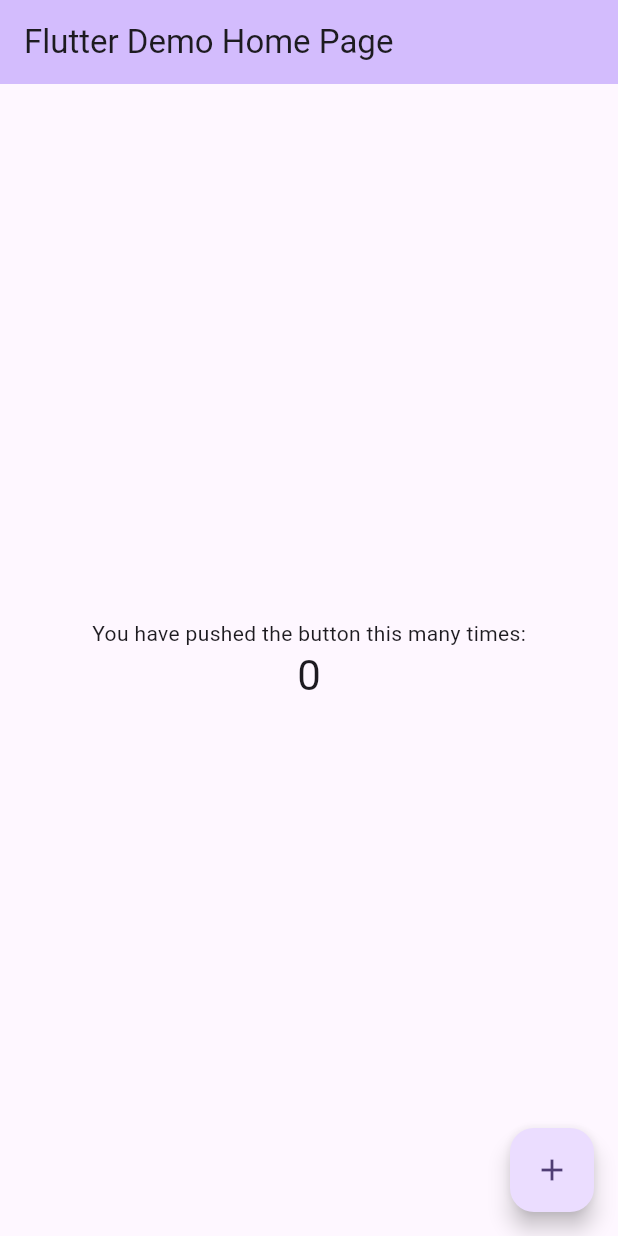
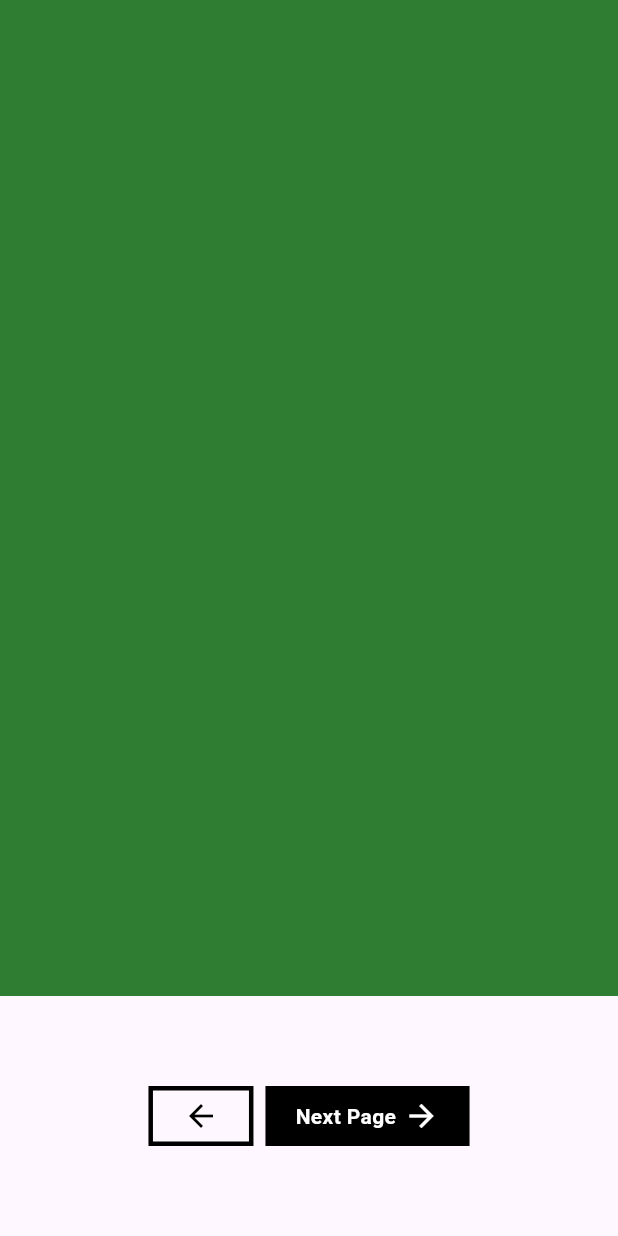
Before and after one commit to KhaledBahjat/flutterlogic, a Flutter app: the screen it shows after launch, on a phone screen of 412 x 824 dp. Run offline on Flutter 3.47's test engine with Material 3 defaults, Android fonts, the phone set to English and light mode, and no system bars.

Commit message:
setup root

```diff
--- a/flutter_logic/analysis_options.yaml
+++ b/flutter_logic/analysis_options.yaml
@@ -1,29 +1,6 @@
-# This file configures the analyzer, which statically analyzes Dart code to
-# check for errors, warnings, and lints.
-#
-# The issues identified by the analyzer are surfaced in the UI of Dart-enabled
-# IDEs (https://dart.dev/tools#ides-and-editors). The analyzer can also be
-# invoked from the command line by running `flutter analyze`.
-
-# The following line activates a set of recommended lints for Flutter apps,
-# packages, and plugins designed to encourage good coding practices.
 include: package:flutter_lints/flutter.yaml
 formatter:
   trailing_commas: preserve
 linter:
-  # The lint rules applied to this project can be customized in the
-  # section below to disable rules from the `package:flutter_lints/flutter.yaml`
-  # included above or to enable additional rules. A list of all available lints
-  # and their documentation is published at https://dart.dev/lints.
-  #
-  # Instead of disabling a lint rule for the entire project in the
-  # section below, it can also be suppressed for a single line of code
-  # or a specific dart file by using the `// ignore: name_of_lint` and
-  # `// ignore_for_file: name_of_lint` syntax on the line or in the file
-  # producing the lint.
   rules:
-    # avoid_print: false  # Uncomment to disable the `avoid_print` rule
-    # prefer_single_quotes: true  # Uncomment to enable the `prefer_single_quotes` rule
-
-# Additional information about this file can be found at
-# https://dart.dev/guides/language/analysis-options
+    prefer_const_constructors: true
--- a/flutter_logic/lib/main.dart
+++ b/flutter_logic/lib/main.dart
@@ -1,4 +1,5 @@
 import 'package:flutter/material.dart';
+import 'package:flutter_logic/root.dart';
 
 void main() {
   runApp(const MyApp());
@@ -9,63 +10,10 @@ class MyApp extends StatelessWidget {
   @override
   Widget build(BuildContext context) {
     return MaterialApp(
+      debugShowCheckedModeBanner: false,
       title: 'Flutter Demo',
-      theme: ThemeData(
-        colorScheme: ColorScheme.fromSeed(seedColor: Colors.deepPurple),
-      ),
-      home: const MyHomePage(title: 'Flutter Demo Home Page'),
+      theme: ThemeData(),
+      home: const Root(),
     );
   }
 }
-
-class MyHomePage extends StatefulWidget {
-  const MyHomePage({super.key, required this.title});
-
-
-  final String title;
-
-  @override
-  State<MyHomePage> createState() => _MyHomePageState();
-}
-
-class _MyHomePageState extends State<MyHomePage> {
-  int _counter = 0;
-
-  void _incrementCounter() {
-    setState(() {
-
-      _counter++;
-    });
-  }
-
-  @override
-  Widget build(BuildContext context) {
-
-    return Scaffold(
-      appBar: AppBar(
-
-        backgroundColor: Theme.of(context).colorScheme.inversePrimary,
-
-        title: Text(widget.title),
-      ),
-      body: Center(
-        child: Column(
-
-          mainAxisAlignment: MainAxisAlignment.center,
-          children: <Widget>[
-            const Text('You have pushed the button this many times:'),
-            Text(
-              '$_counter',
-              style: Theme.of(context).textTheme.headlineMedium,
-            ),
-          ],
-        ),
-      ),
-      floatingActionButton: FloatingActionButton(
-        onPressed: _incrementCounter,
-        tooltip: 'Increment',
-        child: const Icon(Icons.add),
-      ), // This trailing comma makes auto-formatting nicer for build methods.
-    );
-  }
-}
--- /dev/null
+++ b/flutter_logic/lib/root.dart
@@ -0,0 +1,114 @@
+import 'package:flutter/material.dart';
+import 'package:flutter_logic/screens/singele_selection.dart';
+import 'package:flutter_logic/screens/toggel_selection.dart';
+
+class Root extends StatefulWidget {
+  const Root({super.key});
+
+  @override
+  State<Root> createState() => _RootState();
+}
+
+class _RootState extends State<Root> {
+  final PageController controller = PageController();
+  int selectedIndex = 0;
+  final List<Widget> screens = [
+    const SingelSelcetion(),
+    const ToggelSelection(),
+  ];
+
+  @override
+  Widget build(BuildContext context) {
+    return Scaffold(
+      body: PageView(
+        controller: controller,
+        children: screens,
+        onPageChanged: (val) {
+          setState(() {
+            selectedIndex = val;
+          });
+        },
+      ),
+
+      bottomNavigationBar: Padding(
+        padding: const EdgeInsets.symmetric(
+          horizontal: 20,
+          vertical: 60,
+        ),
+        child: Row(
+          mainAxisAlignment: MainAxisAlignment.center,
+          children: [
+            // back
+            GestureDetector(
+              onTap: () {
+                controller.jumpToPage(selectedIndex - 1);
+              },
+              child: Container(
+                height: 40,
+                padding: const EdgeInsets.symmetric(
+                  horizontal: 20,
+                ),
+                decoration: BoxDecoration(
+                  // color: Colors.white,
+                  border: Border.all(
+                    color: Colors.black,
+                    width: 3,
+                  ),
+                ),
+                child: const Row(
+                  children: [
+                    Icon(
+                      Icons.arrow_back,
+                      color: Colors.black,
+                    ),
+                  ],
+                ),
+              ),
+            ),
+
+            const SizedBox(
+              width: 8,
+            ),
+            // forward
+            GestureDetector(
+              onTap: () {
+                setState(() {
+                  controller.jumpToPage(selectedIndex + 1);
+                });
+              },
+              child: Container(
+                height: 40,
+                padding: const EdgeInsets.symmetric(
+                  horizontal: 20,
+                ),
+                decoration: const BoxDecoration(
+                  color: Colors.black,
+                ),
+                child: const Row(
+                  children: [
+                    Text(
+                      'Next Page',
+                      style: TextStyle(
+                        color: Colors.white,
+                        fontWeight: FontWeight.w700,
+                      ),
+                    ),
+                    SizedBox(
+                      width: 5,
+                    ),
+                    Icon(
+                      Icons.arrow_forward,
+                      color: Colors.white,
+                    ),
+                  ],
+                ),
+              ),
+            ),
+
+            // Back
+          ],
+        ),
+      ),
+    );
+  }
+}
--- /dev/null
+++ b/flutter_logic/lib/screens/singele_selection.dart
@@ -0,0 +1,12 @@
+import 'package:flutter/material.dart';
+
+class SingelSelcetion extends StatelessWidget {
+  const SingelSelcetion({super.key});
+
+  @override
+  Widget build(BuildContext context) {
+    return Scaffold(
+      backgroundColor: Colors.green.shade800,
+    );
+  }
+}
--- /dev/null
+++ b/flutter_logic/lib/screens/toggel_selection.dart
@@ -0,0 +1,12 @@
+import 'package:flutter/material.dart';
+
+class ToggelSelection extends StatelessWidget {
+  const ToggelSelection({super.key});
+
+  @override
+  Widget build(BuildContext context) {
+    return const Scaffold(
+      backgroundColor: Colors.blueAccent,
+    );
+  }
+}
```
